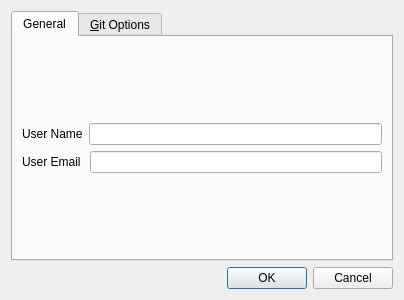
The window that ui/settings.ui (bainonline/teamgit) describes before a commit, drawn with Qt 5.
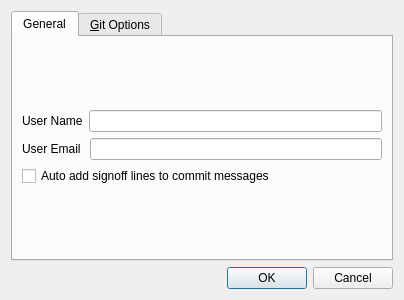
The same window after the commit.

Commit message: Added auto sign off option to general settings

The edit to the form file:
```diff
--- a/ui/settings.ui
+++ b/ui/settings.ui
@@ -19,14 +19,6 @@
       <number>0</number>
      </property>
      <widget class="QWidget" name="tab" >
-      <property name="geometry" >
-       <rect>
-        <x>0</x>
-        <y>0</y>
-        <width>380</width>
-        <height>218</height>
-       </rect>
-      </property>
       <attribute name="title" >
        <string>General</string>
       </attribute>
@@ -72,6 +64,13 @@
          </item>
         </layout>
        </item>
+       <item>
+        <widget class="QCheckBox" name="autosignoff" >
+         <property name="text" >
+          <string>Auto add signoff lines to commit messages</string>
+         </property>
+        </widget>
+       </item>
        <item>
         <spacer>
          <property name="orientation" >
```
Left out of the diff: 8 changed lines with no effect on the pictures.
